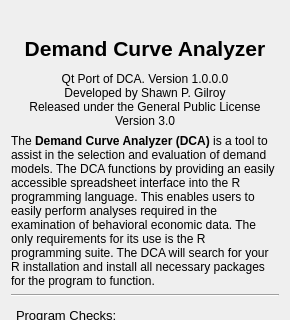
The window that statusdialog.ui (miyamot0/DemandCalculatorQT) describes before a commit, drawn with Qt 5; both pictures show x 0 to 290 and y 0 to 320 of the 290 by 615 pixel window.
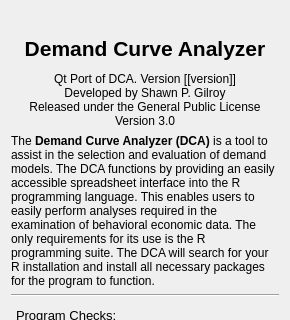
The same window after the commit. Icons and pictures are not drawn.

```diff
--- a/statusdialog.ui
+++ b/statusdialog.ui
@@ -114,7 +114,7 @@
 &lt;html&gt;&lt;head&gt;&lt;meta name=&quot;qrichtext&quot; content=&quot;1&quot; /&gt;&lt;style type=&quot;text/css&quot;&gt;
 p, li { white-space: pre-wrap; }
 &lt;/style&gt;&lt;/head&gt;&lt;body style=&quot; font-family:'MS Shell Dlg 2'; font-size:10pt; font-weight:400; font-style:normal;&quot;&gt;
-&lt;p style=&quot; margin-top:0px; margin-bottom:0px; margin-left:0px; margin-right:0px; -qt-block-indent:0; text-indent:0px;&quot;&gt;&lt;span style=&quot; font-size:9pt;&quot;&gt;Qt Port of DCA. Version 1.0.0.0&lt;/span&gt;&lt;/p&gt;
+&lt;p style=&quot; margin-top:0px; margin-bottom:0px; margin-left:0px; margin-right:0px; -qt-block-indent:0; text-indent:0px;&quot;&gt;&lt;span style=&quot; font-size:9pt;&quot;&gt;Qt Port of DCA. Version [[version]]&lt;/span&gt;&lt;/p&gt;
 &lt;p style=&quot; margin-top:0px; margin-bottom:0px; margin-left:0px; margin-right:0px; -qt-block-indent:0; text-indent:0px;&quot;&gt;&lt;span style=&quot; font-size:9pt;&quot;&gt;Developed by Shawn P. Gilroy&lt;br /&gt;Released under the General Public License&lt;/span&gt;&lt;/p&gt;
 &lt;p style=&quot; margin-top:0px; margin-bottom:0px; margin-left:0px; margin-right:0px; -qt-block-indent:0; text-indent:0px;&quot;&gt;&lt;span style=&quot; font-size:9pt;&quot;&gt;Version 3.0&lt;/span&gt;&lt;/p&gt;&lt;/body&gt;&lt;/html&gt;</string>
        </property>
```
